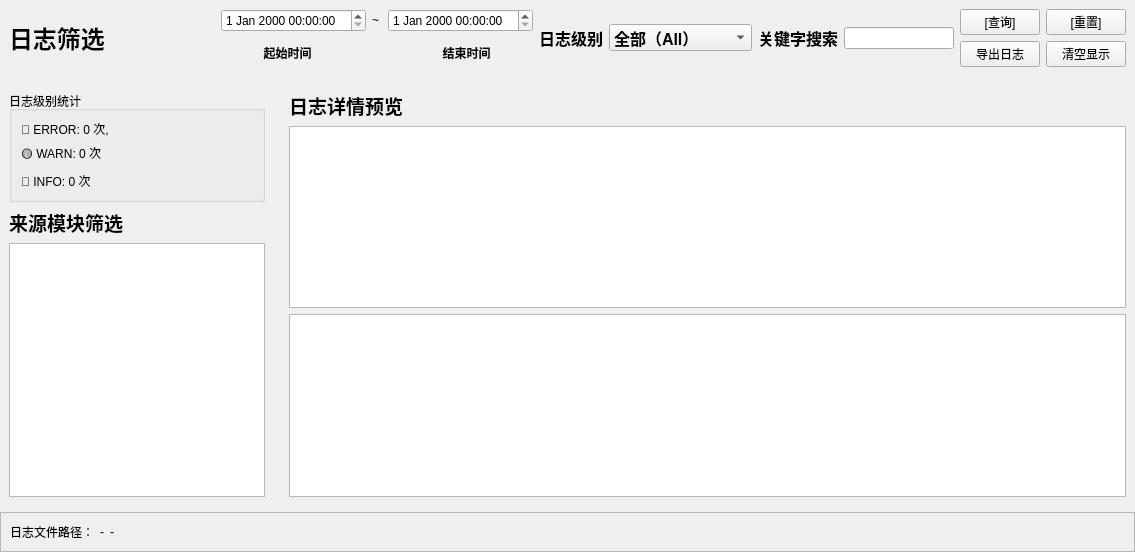
Before: the Qt Designer form ui/pages/LogPage.ui in MikeSmith-one/Data_acquisition_and_analysis_system, drawn with Qt 5.
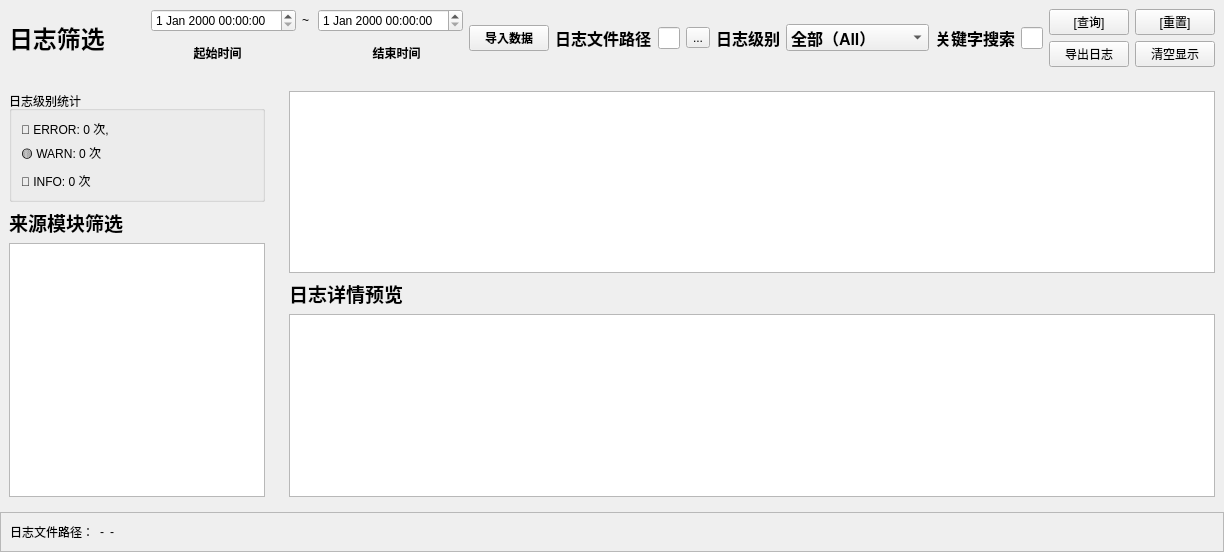
After: the same form once the commit is applied.

Commit message: 完成了日志系统的搭建，补齐了数据异常报警系统

```diff
--- a/ui/pages/LogPage.ui
+++ b/ui/pages/LogPage.ui
@@ -6,7 +6,7 @@
    <rect>
     <x>0</x>
     <y>0</y>
-    <width>1135</width>
+    <width>1223</width>
     <height>552</height>
    </rect>
   </property>
@@ -162,6 +162,41 @@
         </item>
        </layout>
       </item>
+      <item>
+       <widget class="QPushButton" name="importBtn">
+        <property name="font">
+         <font>
+          <bold>true</bold>
+         </font>
+        </property>
+        <property name="text">
+         <string>导入数据</string>
+        </property>
+       </widget>
+      </item>
+      <item>
+       <widget class="QLabel" name="label_5">
+        <property name="font">
+         <font>
+          <pointsize>12</pointsize>
+          <bold>true</bold>
+         </font>
+        </property>
+        <property name="text">
+         <string>日志文件路径</string>
+        </property>
+       </widget>
+      </item>
+      <item>
+       <widget class="QLineEdit" name="logPathEdit"/>
+      </item>
+      <item>
+       <widget class="QToolButton" name="toolButton">
+        <property name="text">
+         <string>...</string>
+        </property>
+       </widget>
+      </item>
       <item>
        <widget class="QLabel" name="label_4">
         <property name="font">
@@ -313,6 +348,9 @@
      <item>
       <widget class="QWidget" name="widget_3" native="true">
        <layout class="QVBoxLayout" name="verticalLayout_3">
+        <item>
+         <widget class="QTableWidget" name="logShowList"/>
+        </item>
         <item>
          <widget class="QLabel" name="label_10">
           <property name="text">
@@ -320,9 +358,6 @@
           </property>
          </widget>
         </item>
-        <item>
-         <widget class="QTableWidget" name="logShowList"/>
-        </item>
         <item>
          <widget class="QTextEdit" name="logInfoList">
           <property name="sizePolicy">
```
The commit also changes 12 other files.
